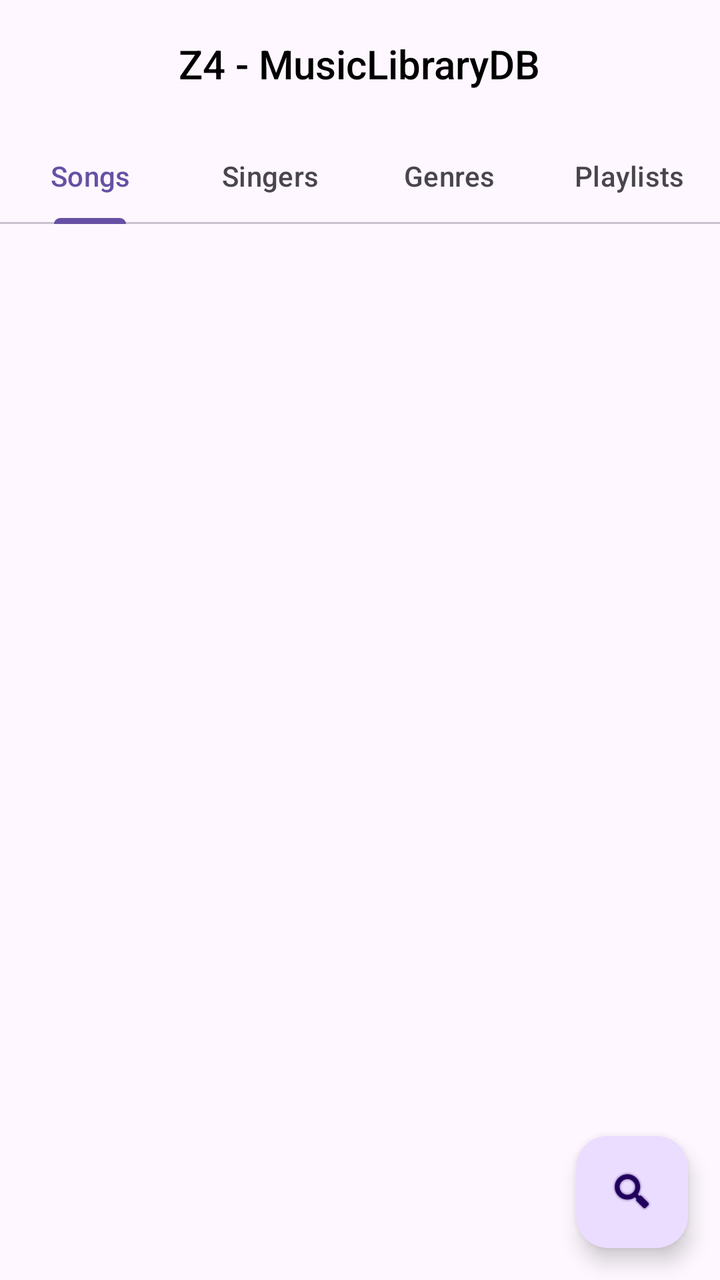
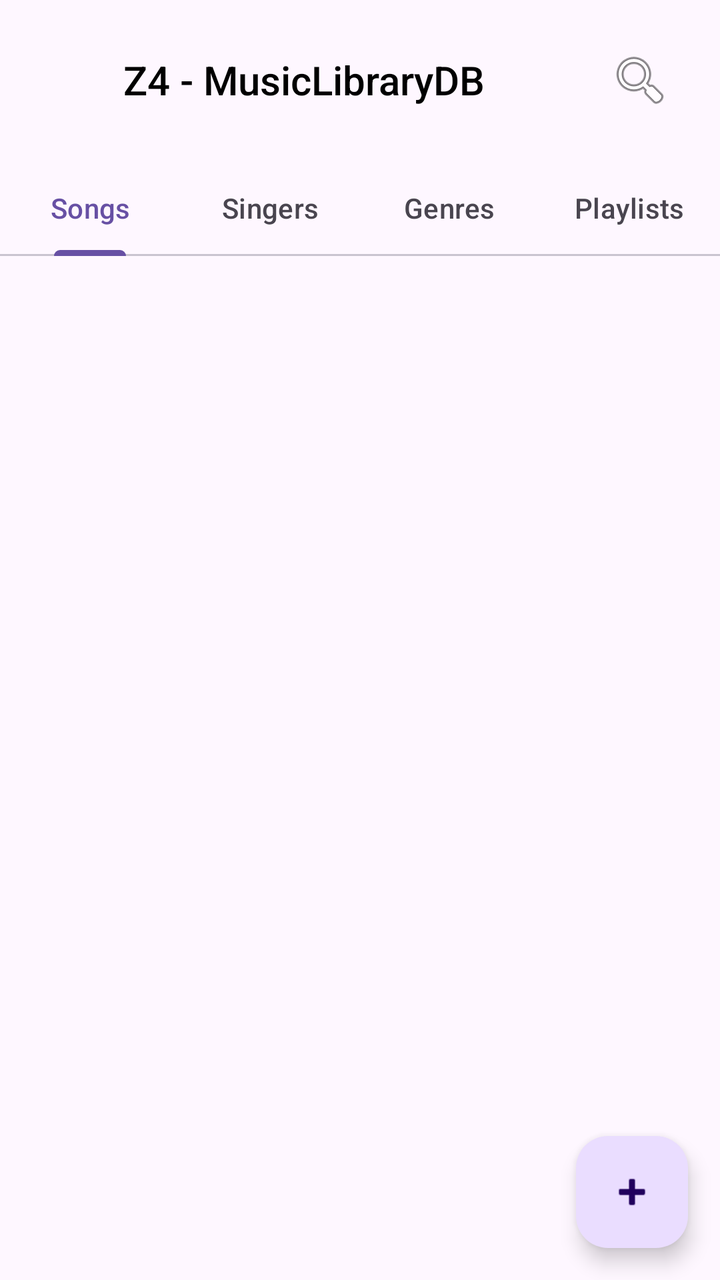

An Android layout rendered at two revisions. The XML below is the earlier revision; the diff shows what the commit changed to produce the second picture.
<!-- AndroidManifest.xml: activity theme Theme.Z4.NoActionBar -->
<!-- res/layout/activity_main.xml -->
<?xml version="1.0" encoding="utf-8"?>
<androidx.coordinatorlayout.widget.CoordinatorLayout xmlns:android="http://schemas.android.com/apk/res/android"
    xmlns:app="http://schemas.android.com/apk/res-auto"
    xmlns:tools="http://schemas.android.com/tools"
    android:layout_width="match_parent"
    android:layout_height="match_parent"
    tools:context=".MainActivity">

    <com.google.android.material.appbar.AppBarLayout
        android:layout_width="match_parent"
        android:layout_height="wrap_content"
        android:theme="@style/Theme.Z4.AppBarOverlay">

        <TextView
            android:id="@+id/title"
            android:layout_width="wrap_content"
            android:layout_height="wrap_content"
            android:gravity="center"
            android:minHeight="?actionBarSize"
            android:padding="@dimen/appbar_padding"
            android:layout_gravity="center"
            android:text="Z4 - MusicLibraryDB"
            android:textColor="@color/black"
            android:textAppearance="@style/TextAppearance.Widget.AppCompat.Toolbar.Title" />

        <com.google.android.material.tabs.TabLayout
            android:id="@+id/tabs"
            android:layout_width="match_parent"
            android:layout_height="wrap_content" >

            <com.google.android.material.tabs.TabItem
                android:layout_width="match_parent"
                android:layout_height="wrap_content"
                android:text="@string/songs"/>

            <com.google.android.material.tabs.TabItem
                android:layout_width="match_parent"
                android:layout_height="wrap_content"
                android:text="@string/singers"/>

            <com.google.android.material.tabs.TabItem
                android:layout_width="match_parent"
                android:layout_height="wrap_content"
                android:text="@string/genres"/>

            <com.google.android.material.tabs.TabItem
                android:layout_width="match_parent"
                android:layout_height="wrap_content"
                android:text="@string/playlists"/>


        </com.google.android.material.tabs.TabLayout>
    </com.google.android.material.appbar.AppBarLayout>

    <androidx.viewpager.widget.ViewPager
        android:id="@+id/view_pager"
        android:layout_width="match_parent"
        android:layout_height="match_parent"
        app:layout_behavior="@string/appbar_scrolling_view_behavior" />

    <com.google.android.material.floatingactionbutton.FloatingActionButton
        android:id="@+id/fab"
        android:layout_width="wrap_content"
        android:layout_height="wrap_content"
        android:layout_gravity="bottom|end"
        android:layout_marginEnd="@dimen/fab_margin"
        android:layout_marginBottom="16dp"
        app:srcCompat="@android:drawable/ic_search_category_default" />
</androidx.coordinatorlayout.widget.CoordinatorLayout>
<!-- resources referenced by this layout -->
<resources>
  <color name="black">#FF000000</color>
  <dimen name="appbar_padding">16dp</dimen>
  <dimen name="fab_margin">16dp</dimen>
  <string name="genres">Genres</string>
  <string name="playlists">Playlists</string>
  <string name="singers">Singers</string>
  <string name="songs">Songs</string>
  <style name="Theme.Z4.AppBarOverlay" parent="ThemeOverlay.AppCompat.Dark.ActionBar" />
  <style name="Theme.Z4.NoActionBar">
          <item name="windowActionBar">false</item>
          <item name="windowNoTitle">true</item>
      </style>
</resources>

<!-- the commit's change to res/layout/activity_main.xml (unified diff, before → after) -->
@@ -11,17 +11,35 @@
         android:layout_height="wrap_content"
         android:theme="@style/Theme.Z4.AppBarOverlay">
 
-        <TextView
-            android:id="@+id/title"
-            android:layout_width="wrap_content"
+        <LinearLayout
+            android:layout_width="match_parent"
             android:layout_height="wrap_content"
-            android:gravity="center"
+            android:orientation="horizontal"
+            android:gravity="center_vertical"
             android:minHeight="?actionBarSize"
-            android:padding="@dimen/appbar_padding"
-            android:layout_gravity="center"
-            android:text="Z4 - MusicLibraryDB"
-            android:textColor="@color/black"
-            android:textAppearance="@style/TextAppearance.Widget.AppCompat.Toolbar.Title" />
+            android:padding="@dimen/appbar_padding">
+
+            <TextView
+                android:id="@+id/title"
+                android:layout_width="0dp"
+                android:layout_height="wrap_content"
+                android:layout_weight="1"
+                android:gravity="center"
+                android:text="Z4 - MusicLibraryDB"
+                android:textColor="@color/black"
+                android:textAppearance="@style/TextAppearance.Widget.AppCompat.Toolbar.Title" />
+
+            <ImageButton
+                android:id="@+id/search_button"
+                android:layout_width="48dp"
+                android:layout_height="48dp"
+                android:layout_marginStart="8dp"
+                android:background="?attr/selectableItemBackgroundBorderless"
+                android:contentDescription="Search"
+                android:src="@android:drawable/ic_menu_search"
+                android:padding="12dp" />
+
+        </LinearLayout>
 
         <com.google.android.material.tabs.TabLayout
             android:id="@+id/tabs"
@@ -65,5 +83,5 @@
         android:layout_gravity="bottom|end"
         android:layout_marginEnd="@dimen/fab_margin"
         android:layout_marginBottom="16dp"
-        app:srcCompat="@android:drawable/ic_search_category_default" />
+        app:srcCompat="@android:drawable/ic_input_add" />
 </androidx.coordinatorlayout.widget.CoordinatorLayout>
